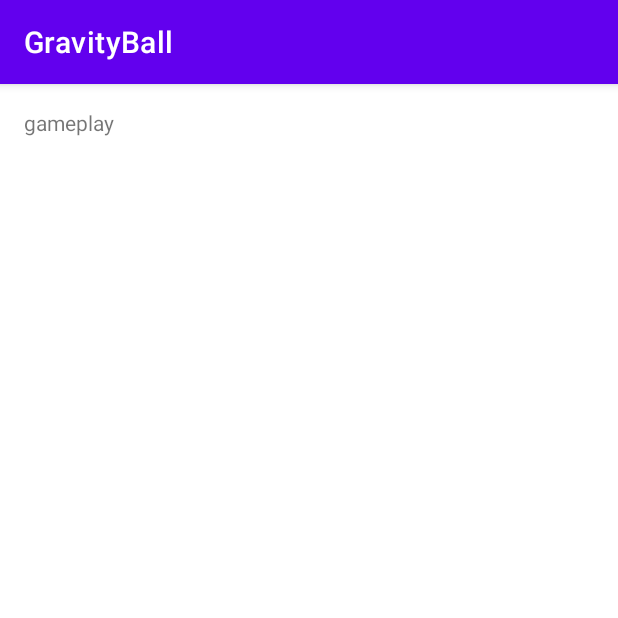
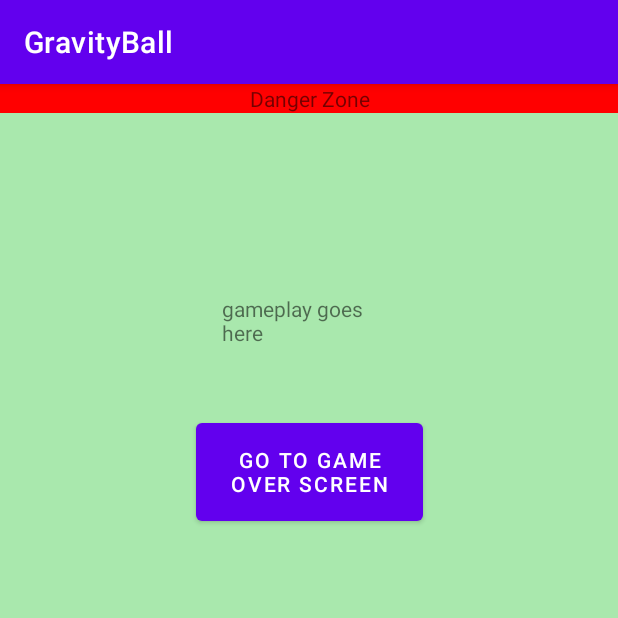
Before and after one commit to DPJProgramming/GravityBall, an Android app: the GamePlayFragment screen opened through its navigation route, on a phone screen of 412 x 824 dp, the top half of it. Run offline under Robolectric (Android 15) with nearby library versions, the phone set to English and light mode, and no system bars.

Commit message:
Configured transitioning between fragments, added some styling and imported most visual assets

```diff
--- a/app/src/main/java/com/example/gravityball/GamePlayFragment.kt
+++ b/app/src/main/java/com/example/gravityball/GamePlayFragment.kt
@@ -5,6 +5,8 @@ import androidx.fragment.app.Fragment
 import android.view.LayoutInflater
 import android.view.View
 import android.view.ViewGroup
+import android.widget.Button
+import androidx.navigation.findNavController
 
 /**
  * A simple [Fragment] subclass.
@@ -17,7 +19,13 @@ class GamePlayFragment : Fragment() {
         inflater: LayoutInflater, container: ViewGroup?,
         savedInstanceState: Bundle?
     ): View? {
-        // Inflate the layout for this fragment
-        return inflater.inflate(R.layout.fragment_game_play, container, false)
+
+        val view = inflater.inflate(R.layout.fragment_game_play, container, false)
+        val gameOverButton = view.findViewById<Button>(R.id.game_over)
+
+        gameOverButton.setOnClickListener{
+            view.findNavController().navigate(R.id.action_gamePlayFragment2_to_gameOverFragment)
+        }
+        return view
     }
 }
--- a/app/src/main/java/com/example/gravityball/StartScreenFragment.kt
+++ b/app/src/main/java/com/example/gravityball/StartScreenFragment.kt
@@ -7,6 +7,7 @@ import android.view.View
 import android.view.ViewGroup
 import android.widget.Button
 import androidx.navigation.findNavController
+import kotlin.system.exitProcess
 
 class StartScreenFragment : Fragment() {
 
@@ -17,8 +18,16 @@ class StartScreenFragment : Fragment() {
 
         val view = inflater.inflate(R.layout.fragment_start_screen, container, false)
         val startButton = view.findViewById<Button>(R.id.start_game)
+        val mainQuitButton = view.findViewById<Button>(R.id.mainQuitButton)
+
         startButton.setOnClickListener{
             view.findNavController().navigate(R.id.action_startScreenFragment_to_gamePlayFragment)
+        }
+
+        mainQuitButton.setOnClickListener{
+            val activity = MainActivity()
+            activity.finish()
+            exitProcess(0)
         }
         return view
     }
--- a/app/src/main/res/layout/activity_main.xml
+++ b/app/src/main/res/layout/activity_main.xml
@@ -6,7 +6,7 @@
     android:id="@+id/nav_host_fragment"
     android:layout_width="match_parent"
     android:layout_height="match_parent"
-    android:padding="16dp"
+    android:padding="0dp"
     android:name="androidx.navigation.fragment.NavHostFragment"
     app:navGraph="@navigation/nav_graph"
     app:defaultNavHost="true"
--- a/app/src/main/res/layout/fragment_game_play.xml
+++ b/app/src/main/res/layout/fragment_game_play.xml
@@ -1,14 +1,40 @@
 <?xml version="1.0" encoding="utf-8"?>
-<FrameLayout xmlns:android="http://schemas.android.com/apk/res/android"
+<androidx.constraintlayout.widget.ConstraintLayout xmlns:android="http://schemas.android.com/apk/res/android"
+    xmlns:app="http://schemas.android.com/apk/res-auto"
     xmlns:tools="http://schemas.android.com/tools"
     android:layout_width="match_parent"
     android:layout_height="match_parent"
+    android:background="#a9e8ad"
     tools:context=".GamePlayFragment">
 
     <TextView
         android:id="@+id/textView"
-        android:layout_width="wrap_content"
+        android:layout_width="116dp"
         android:layout_height="wrap_content"
-        android:text="@string/gameplay" />
+        android:layout_marginTop="140dp"
+        android:text="gameplay goes here"
+        app:layout_constraintEnd_toEndOf="parent"
+        app:layout_constraintStart_toStartOf="parent"
+        app:layout_constraintTop_toTopOf="parent" />
 
-</FrameLayout>
+    <Button
+        android:id="@+id/game_over"
+        android:layout_width="151dp"
+        android:layout_height="77dp"
+        android:layout_marginTop="220dp"
+        android:text="go to game over screen"
+        app:layout_constraintEnd_toEndOf="parent"
+        app:layout_constraintStart_toStartOf="parent"
+        app:layout_constraintTop_toTopOf="parent" />
+
+    <TextView
+        android:id="@+id/dangerZone"
+        android:layout_width="0dp"
+        android:layout_height="wrap_content"
+        android:text="Danger Zone"
+        android:gravity="center"
+        app:layout_constraintStart_toStartOf="parent"
+        app:layout_constraintEnd_toEndOf="parent"
+        android:background="#FF0000"/>
+
+</androidx.constraintlayout.widget.ConstraintLayout>
```
Also changed, not shown: app/src/main/java/com/example/gravityball/GameOverFragment.kt (+20 -7 lines), app/src/main/res/layout/fragment_game_over.xml (+31 -3 lines), app/src/main/res/layout/fragment_start_screen.xml (+6 -6 lines), app/src/main/res/drawable/ball.png (added), app/src/main/res/drawable/logo.png, app/src/main/res/drawable/platform1.png (added), app/src/main/res/drawable/platform2.png (added), app/src/main/res/drawable/platform3.png (added), app/src/main/res/drawable/platform4.png (added), app/src/main/res/drawable/platform5.png (added), app/src/main/res/drawable/platform6.png (added), app/src/main/res/drawable/platform7.png (added), app/src/main/res/drawable/platform_template.png (added).
